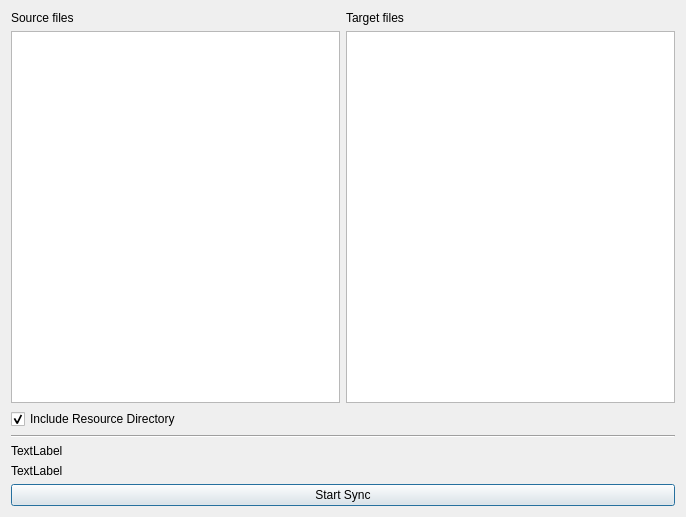
Above: syncocdialog.ui from ic005k/OCAuxiliaryTools before the change. Below: the same form after it.
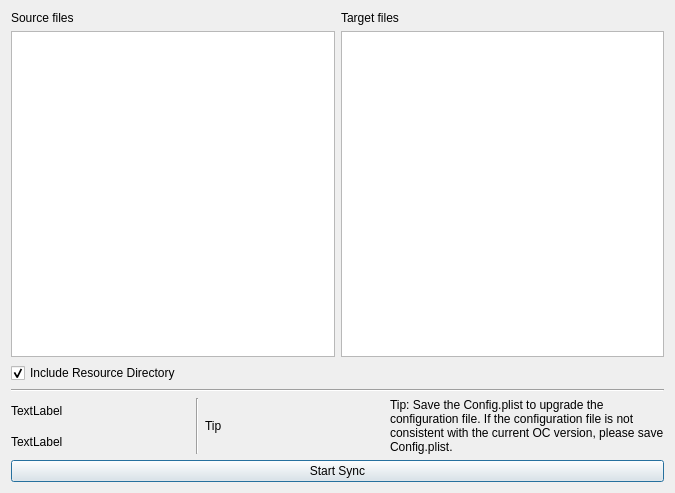
That is the form after the change.

```diff
--- a/syncocdialog.ui
+++ b/syncocdialog.ui
@@ -6,14 +6,14 @@
    <rect>
     <x>0</x>
     <y>0</y>
-    <width>686</width>
-    <height>517</height>
+    <width>675</width>
+    <height>493</height>
    </rect>
   </property>
   <property name="windowTitle">
    <string>Sync OC</string>
   </property>
-  <layout class="QGridLayout" name="gridLayout">
+  <layout class="QGridLayout" name="gridLayout_3">
    <item row="0" column="0">
     <widget class="QLabel" name="lblSource">
      <property name="text">
@@ -30,6 +30,12 @@
    </item>
    <item row="1" column="0">
     <widget class="QListWidget" name="listSource">
+     <property name="minimumSize">
+      <size>
+       <width>0</width>
+       <height>0</height>
+      </size>
+     </property>
      <property name="maximumSize">
       <size>
        <width>16777215</width>
@@ -77,21 +83,53 @@
      </property>
     </widget>
    </item>
-   <item row="4" column="0">
-    <widget class="QLabel" name="lblSourceLastModi">
+   <item row="4" column="0" colspan="2">
+    <layout class="QGridLayout" name="gridLayout_2">
+     <item row="1" column="3">
+      <widget class="QLabel" name="label_2">
      <property name="text">
-      <string>TextLabel</string>
+        <string>Tip: Save the Config.plist to upgrade the configuration file. If the configuration file is not consistent with the current OC version, please save Config.plist.</string>
+       </property>
+       <property name="wordWrap">
+        <bool>true</bool>
      </property>
     </widget>
    </item>
-   <item row="5" column="0">
+     <item row="1" column="0">
+      <layout class="QGridLayout" name="gridLayout">
+       <item row="2" column="0">
     <widget class="QLabel" name="lblTargetLastModi">
      <property name="text">
       <string>TextLabel</string>
      </property>
     </widget>
    </item>
-   <item row="6" column="0" colspan="2">
+       <item row="0" column="0">
+        <widget class="QLabel" name="lblSourceLastModi">
+         <property name="text">
+          <string>TextLabel</string>
+         </property>
+        </widget>
+       </item>
+      </layout>
+     </item>
+     <item row="1" column="2">
+      <widget class="QLabel" name="label">
+       <property name="text">
+        <string>Tip</string>
+       </property>
+      </widget>
+     </item>
+     <item row="1" column="1">
+      <widget class="Line" name="line_2">
+       <property name="orientation">
+        <enum>Qt::Vertical</enum>
+       </property>
+      </widget>
+     </item>
+    </layout>
+   </item>
+   <item row="5" column="0" colspan="2">
     <widget class="QPushButton" name="btnStartSync">
      <property name="text">
       <string>Start Sync</string>
```
Left out of the diff: 12 changed lines with no effect on the pictures. Lines whose indentation alone changed are shown as unchanged.
